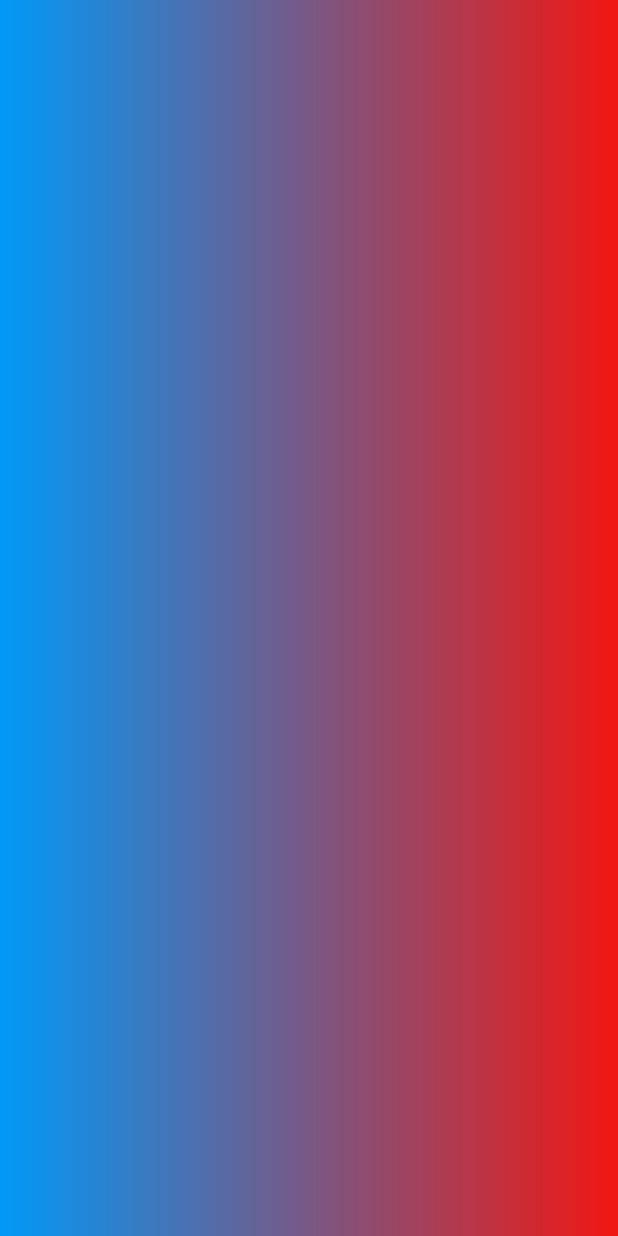
After one commit to Xentomm/Patient-Mobile-App, an Android app: the layout activity_login.xml on its own in the app's theme, with its tools: preview values and no code run, on a phone screen of 412 x 824 dp. The commit adds this screen. Run offline under Robolectric (Android 15) with nearby library versions, the phone set to English and light mode, and no system bars.

Commit message:
backgroud and setup

```diff
--- a/app/build.gradle.kts
+++ b/app/build.gradle.kts
@@ -29,6 +29,9 @@ android {
         sourceCompatibility = JavaVersion.VERSION_1_8
         targetCompatibility = JavaVersion.VERSION_1_8
     }
+    buildFeatures {
+        viewBinding = true
+    }
 }
 
 dependencies {
@@ -36,6 +39,9 @@ dependencies {
     implementation("androidx.appcompat:appcompat:1.6.1")
     implementation("com.google.android.material:material:1.11.0")
     implementation("androidx.constraintlayout:constraintlayout:2.1.4")
+    implementation("androidx.annotation:annotation:1.6.0")
+    implementation("androidx.lifecycle:lifecycle-livedata-ktx:2.6.1")
+    implementation("androidx.lifecycle:lifecycle-viewmodel-ktx:2.6.1")
     testImplementation("junit:junit:4.13.2")
     androidTestImplementation("androidx.test.ext:junit:1.1.5")
     androidTestImplementation("androidx.test.espresso:espresso-core:3.5.1")
--- /dev/null
+++ b/app/src/main/res/drawable/gradient.xml
@@ -0,0 +1,7 @@
+<?xml version="1.0" encoding="utf-8"?>
+<shape xmlns:android="http://schemas.android.com/apk/res/android"
+    android:shape="rectangle">
+    <gradient
+        android:startColor="#0099F7"
+        android:endColor="#F11712"/>
+</shape>
--- /dev/null
+++ b/app/src/main/res/layout/activity_login.xml
@@ -0,0 +1,10 @@
+<?xml version="1.0" encoding="utf-8"?>
+<androidx.constraintlayout.widget.ConstraintLayout xmlns:android="http://schemas.android.com/apk/res/android"
+    xmlns:app="http://schemas.android.com/apk/res-auto"
+    xmlns:tools="http://schemas.android.com/tools"
+    android:layout_width="match_parent"
+    android:layout_height="match_parent"
+    tools:context=".LoginActivity"
+    android:background="@drawable/gradient">
+
+</androidx.constraintlayout.widget.ConstraintLayout>
--- /dev/null
+++ b/app/src/main/res/values-land/dimens.xml
@@ -0,0 +1,3 @@
+<resources>
+ <dimen name="activity_horizontal_margin">48dp</dimen>
+</resources>
--- /dev/null
+++ b/app/src/main/res/values-w1240dp/dimens.xml
@@ -0,0 +1,3 @@
+<resources>
+ <dimen name="activity_horizontal_margin">200dp</dimen>
+</resources>
--- /dev/null
+++ b/app/src/main/res/values-w600dp/dimens.xml
@@ -0,0 +1,3 @@
+<resources>
+ <dimen name="activity_horizontal_margin">48dp</dimen>
+</resources>
--- /dev/null
+++ b/app/src/main/res/values/dimens.xml
@@ -0,0 +1,5 @@
+<resources>
+    <!-- Default screen margins, per the Android Design guidelines. -->
+ <dimen name="activity_horizontal_margin">16dp</dimen>
+ <dimen name="activity_vertical_margin">16dp</dimen>
+</resources>
```
Also changed, not shown: app/src/main/AndroidManifest.xml (+7 -0 lines), app/src/main/java/com/example/patientmobileapp/LoginActivity.java (added, +14 -0 lines), app/src/main/res/values/strings.xml (+9 -0 lines).
